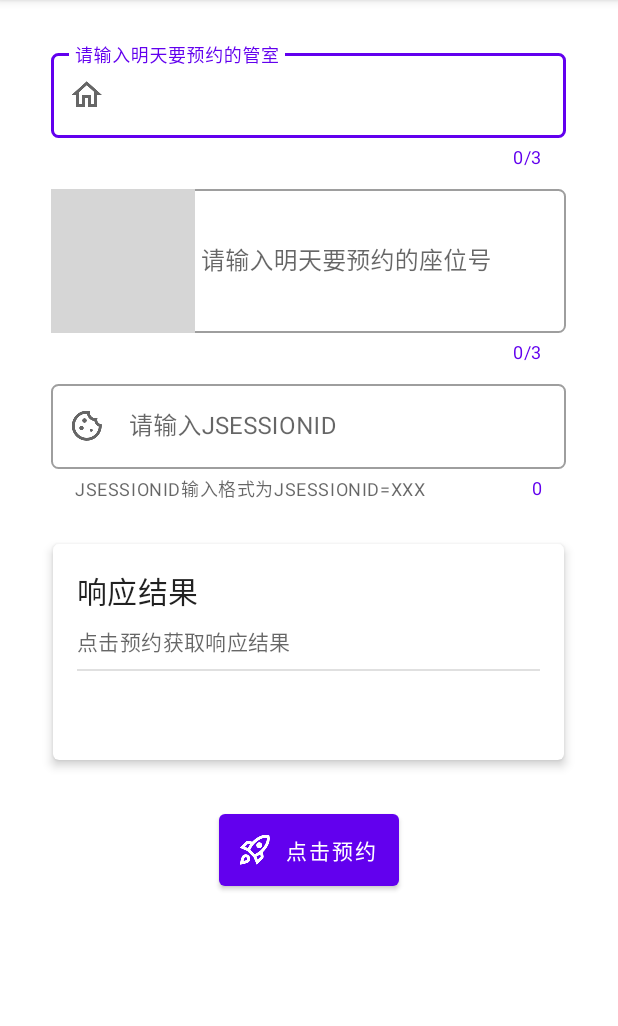
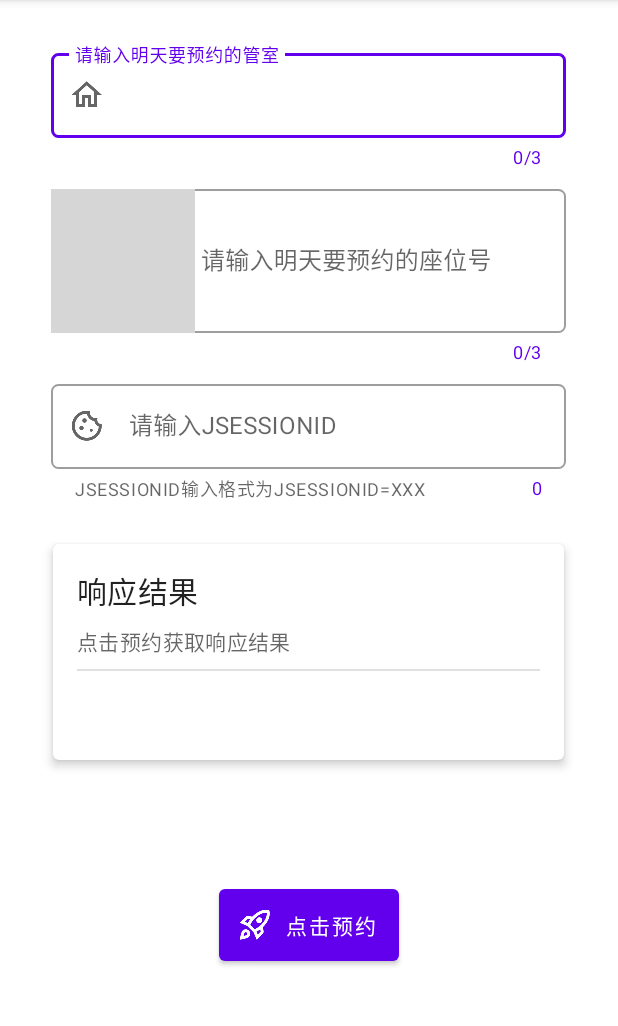
Before and after one commit to SolitudeFate/library-reservation-for-android, an Android app: the screen it shows after launch (MainActivity), on a phone screen of 412 x 824 dp, the part 84-1110 px from its top. Run offline under Robolectric (Android 15) with nearby library versions, the phone set to English and light mode, and no system bars; libraries missing offline, so code that uses them is left out: com.chaquo.python; 2 statements that could not run were skipped; grey boxes are pictures that could not be loaded.

Commit message:
adjust client

```diff
--- a/app/src/main/res/layout/activity_main.xml
+++ b/app/src/main/res/layout/activity_main.xml
@@ -175,7 +175,7 @@
     <LinearLayout
         android:layout_width="match_parent"
         android:layout_height="wrap_content"
-        android:layout_marginTop="10dp"
+        android:layout_marginTop="60dp"
         android:gravity="center">
 
         <Button
```
Also changed, not shown: 2 other files.
